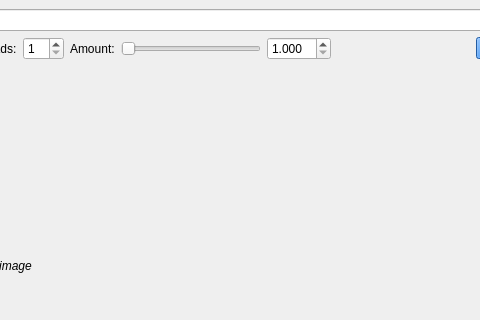
Old version of the form src/app/MainWindow.ui in the repository pawelrapacz/prewitt-edge-detection; both pictures show x 249 to 729 and y 0 to 320 of the 900 by 500 pixel window.
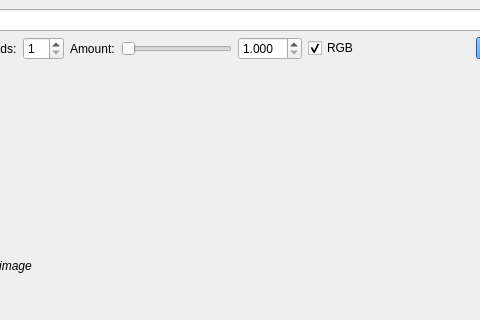
New version of the form. Custom widgets are drawn as their Qt base class.

```diff
--- a/src/app/MainWindow.ui
+++ b/src/app/MainWindow.ui
@@ -123,11 +123,14 @@
          </size>
         </property>
         <property name="minimum">
-         <number>10</number>
+         <number>1000</number>
         </property>
         <property name="maximum">
          <number>10000</number>
         </property>
+        <property name="sliderPosition">
+         <number>1000</number>
+        </property>
         <property name="orientation">
          <enum>Qt::Orientation::Horizontal</enum>
         </property>
@@ -152,6 +155,22 @@
         </property>
        </widget>
       </item>
+      <item>
+       <widget class="QCheckBox" name="rgbCheckBox">
+        <property name="text">
+         <string>RGB</string>
+        </property>
+        <property name="checkable">
+         <bool>true</bool>
+        </property>
+        <property name="checked">
+         <bool>true</bool>
+        </property>
+        <property name="tristate">
+         <bool>false</bool>
+        </property>
+       </widget>
+      </item>
       <item>
        <spacer name="horizontalSpacer">
         <property name="orientation">
```
